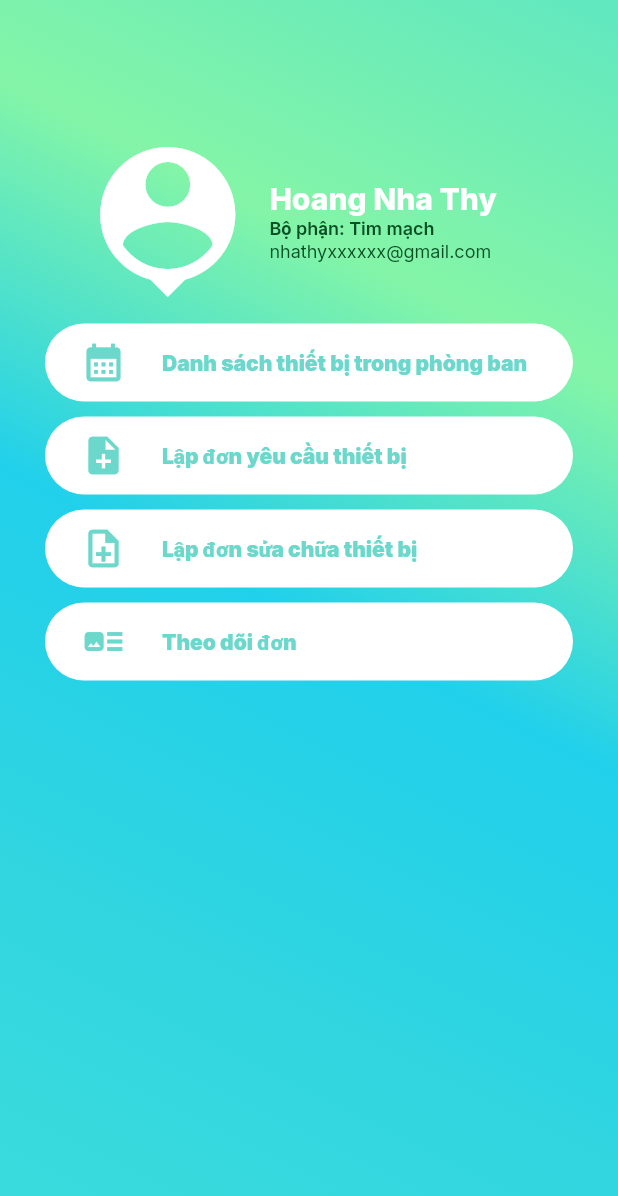
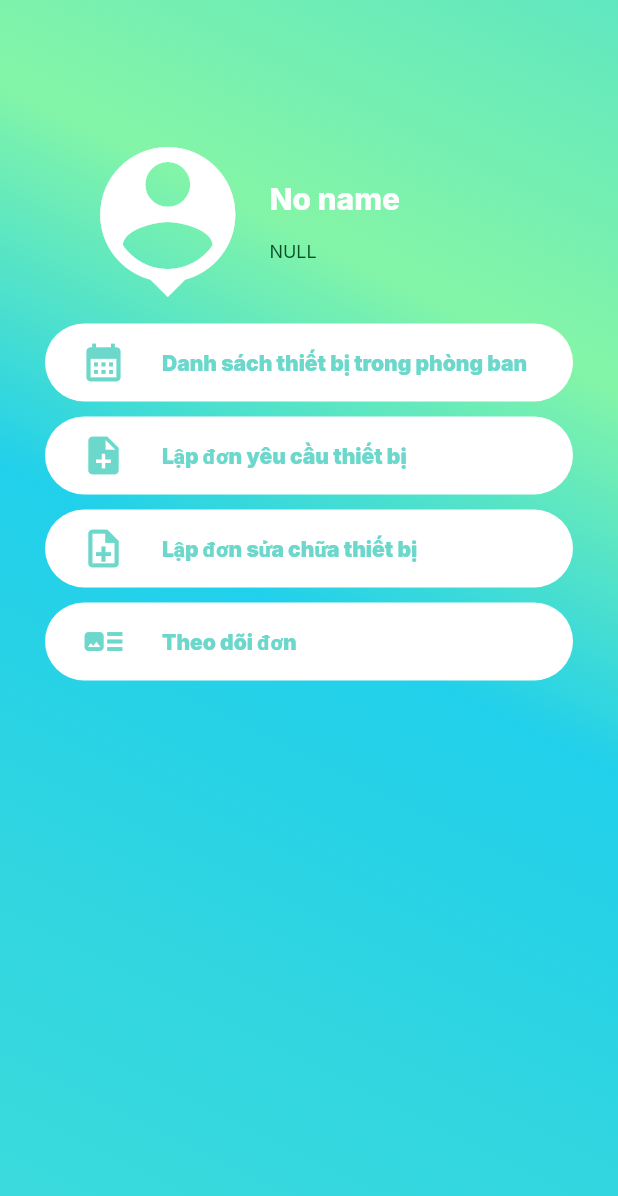
Before and after one commit to nguyenlee0910/mea, a Flutter app: the HomePage screen opened by its route, on a phone screen of 412 x 824 dp. Shown: the top 1196 px of the screen. Run offline on Flutter 3.47's test engine with Material 2 defaults, Android fonts, the phone set to English and light mode, and no system bars; our stand-ins replace dio, envied, firebase_analytics, firebase_core, firebase_crashlytics, flutter_native_splash and 7 more; missing offline and left inert: dio_cache_interceptor, dio_http2_adapter, firebase_performance, firebase_performance_dio; accounts and stored records are empty.

Commit message:
add user model

```diff
--- /dev/null
+++ b/lib/models/user_model.dart
@@ -0,0 +1,18 @@
+import 'package:freezed_annotation/freezed_annotation.dart';
+
+part 'user_model.freezed.dart';
+part 'user_model.g.dart';
+
+@freezed
+class UserModel with _$UserModel {
+  factory UserModel({
+    String? name,
+    String? email,
+    String? phone,
+    String? citizenId,
+    String? gender,
+  }) = _UserModel;
+
+  factory UserModel.fromJson(Map<String, dynamic> json) =>
+      _$UserModelFromJson(json);
+}
--- a/lib/presentations/Authencation/home.dart
+++ b/lib/presentations/Authencation/home.dart
@@ -1,10 +1,15 @@
+import 'dart:async';
+import 'dart:convert';
+
 import 'package:flutter/material.dart';
 import 'package:mea/constants.dart';
 import 'package:mea/models/cell_data.dart';
 import 'package:mea/presentations/Equipment/equipiment_detail.dart';
 import 'package:mea/presentations/Equipment/equipment.dart';
 import 'package:mea/presentations/Request/equipment_request.dart';
+import 'package:shared_preferences/shared_preferences.dart';
 
+import '../../models/user_model.dart';
 import '../../widgets/circle_avatar.dart';
 import '../../widgets/white_tableCell.dart';
 
@@ -48,6 +53,25 @@ class HomePage extends StatefulWidget {
 }
 
 class _HomePageState extends State<HomePage> {
+  UserModel userModel = UserModel();
+  String departmentName = '';
+
+  Future<void> getData() async {
+    SharedPreferences prefs = await SharedPreferences.getInstance();
+    Map<String, dynamic> data =
+        jsonDecode(prefs.getString('userData')!) as Map<String, dynamic>;
+    setState(() {
+      userModel = UserModel.fromJson(data);
+      departmentName = prefs.getString('departmentName') ?? "NULL";
+    });
+  }
+
+  @override
+  void initState() {
+    super.initState();
+    getData();
+  }
+
   @override
   Widget build(BuildContext context) {
     return Scaffold(
@@ -57,7 +81,11 @@ class _HomePageState extends State<HomePage> {
         child: Column(
           crossAxisAlignment: CrossAxisAlignment.start,
           children: <Widget>[
-            const CircleAvatarWithName(),
+            CircleAvatarWithName(
+              name: userModel.name ?? 'No name',
+              email: userModel.email,
+              deparmentName: departmentName,
+            ),
             ListView.builder(
               physics: const NeverScrollableScrollPhysics(),
               shrinkWrap: true,
--- a/lib/presentations/UserManagement/user_edit.dart
+++ b/lib/presentations/UserManagement/user_edit.dart
@@ -1,8 +1,12 @@
+import 'dart:convert';
+
 import 'package:flutter/material.dart';
 import 'package:go_router/go_router.dart';
 import 'package:mea/widgets/custom_textfield.dart';
+import 'package:shared_preferences/shared_preferences.dart';
 
 import '../../constants.dart';
+import '../../models/user_model.dart';
 
 class UserEditProfilePage extends StatefulWidget {
   const UserEditProfilePage({super.key});
@@ -15,18 +19,35 @@ class UserEditProfilePage extends StatefulWidget {
 class _UserEditProfilePageState extends State<UserEditProfilePage> {
   final genderList = ['Nam', 'Nữ'];
   final roleList = ['Nhân viên', 'Giám đốc'];
-  final departmentList = ['Tim mạch', 'Sản phụ khoa'];
+  List<String> departmentList = ['Tim mạch', 'Sản phụ khoa'];
 
   String _gender = '';
   String _role = '';
   String _department = '';
+  String _name = '';
+
+  UserModel userModel = UserModel();
+  String departmentName = '';
+
+  Future<void> getData() async {
+    SharedPreferences prefs = await SharedPreferences.getInstance();
+    Map<String, dynamic> data =
+        jsonDecode(prefs.getString('userData')!) as Map<String, dynamic>;
+    setState(() {
+      userModel = UserModel.fromJson(data);
+      departmentName = prefs.getString('departmentName') ?? "NULL";
+      departmentList.insert(0, departmentName);
+      _gender = userModel.gender == "MALE" ? genderList.first : genderList.last;
+      _role = roleList.first;
+      _department = departmentList.first;
+      _name = userModel.name ?? 'NULL';
+    });
+  }
 
   @override
   void initState() {
     super.initState();
-    _gender = genderList.first;
-    _role = roleList.first;
-    _department = departmentList.first;
+    getData();
   }
 
   @override
@@ -69,10 +90,11 @@ class _UserEditProfilePageState extends State<UserEditProfilePage> {
                 ),
                 child: Padding(
                   padding: const EdgeInsets.all(12),
-                  child: Column(children: [
+                  child: Column(
+                    children: [
                       buildEditable(
                         titleText: 'Tên:',
-                      initiaValue: 'Hoang Thanh Thao',
+                        initiaValue: _name,
                         onChange: (value) {},
                       ),
                       const SizedBox(
@@ -80,7 +102,7 @@ class _UserEditProfilePageState extends State<UserEditProfilePage> {
                       ),
                       buildEditable(
                         titleText: 'Email:',
-                      initiaValue: 'nguyenle@gmail.com',
+                        initiaValue: userModel.email ?? 'NULL',
                         onChange: (value) {},
                       ),
                       const SizedBox(
@@ -88,7 +110,7 @@ class _UserEditProfilePageState extends State<UserEditProfilePage> {
                       ),
                       buildEditable(
                         titleText: 'SDT:',
-                      initiaValue: '012345678',
+                        initiaValue: userModel.phone ?? 'NULL',
                         onChange: (value) {},
                       ),
                       const SizedBox(
@@ -96,7 +118,7 @@ class _UserEditProfilePageState extends State<UserEditProfilePage> {
                       ),
                       buildEditable(
                         titleText: 'CCCD:',
-                      initiaValue: '1712200117270',
+                        initiaValue: userModel.citizenId ?? 'NULL',
                         onChange: (value) {},
                       ),
                       const SizedBox(
@@ -141,7 +163,8 @@ class _UserEditProfilePageState extends State<UserEditProfilePage> {
                       const SizedBox(
                         height: 12,
                       ),
-                  ],),
+                    ],
+                  ),
                 ),
               ),
             )
--- a/lib/services/department_api.dart
+++ b/lib/services/department_api.dart
@@ -1,7 +1,6 @@
 import 'dart:convert';
 import 'dart:io';
 
-import 'package:dio/dio.dart';
 import 'package:flutter/foundation.dart';
 import 'package:http/http.dart' as http;
 import 'package:mea/env.dart';
--- a/lib/widgets/circle_avatar.dart
+++ b/lib/widgets/circle_avatar.dart
@@ -1,9 +1,15 @@
 import 'package:flutter/material.dart';
 
 class CircleAvatarWithName extends StatelessWidget {
-  const CircleAvatarWithName({
+  CircleAvatarWithName({
+    required this.name,
+    this.deparmentName,
+    this.email,
     super.key,
   });
+  final String name;
+  String? deparmentName;
+  String? email;
 
   @override
   Widget build(BuildContext context) {
@@ -23,14 +29,14 @@ class CircleAvatarWithName extends StatelessWidget {
             ),
           ),
         ),
-        const Padding(
+        Padding(
           padding: EdgeInsets.only(top: 80, right: 60),
           child: Column(
             crossAxisAlignment: CrossAxisAlignment.start,
             children: [
               Text(
-                'Hoang Nha Thy',
-                style: TextStyle(
+                name,
+                style: const TextStyle(
                   color: Colors.white,
                   fontSize: 20,
                   fontFamily: 'Inter',
@@ -39,7 +45,7 @@ class CircleAvatarWithName extends StatelessWidget {
                 ),
               ),
               Text(
-                'Bộ phận: Tim mạch',
+                deparmentName ?? "NULL",
                 style: TextStyle(
                   color: Color(0xFF074E23),
                   fontSize: 12,
@@ -49,7 +55,7 @@ class CircleAvatarWithName extends StatelessWidget {
                 ),
               ),
               Text(
-                'nhathyxxxxxx@gmail.com',
+                email ?? "NULL",
                 style: TextStyle(
                   color: Color(0xFF074E23),
                   fontSize: 12,
```
Also changed, not shown: lib/presentations/Authencation/login.dart (+22 -5 lines), lib/presentations/Request/equipment_request.dart (+4 -4 lines), lib/presentations/UserManagement/user_management.dart (+28 -1 lines), lib/models/user_model.freezed.dart (added), lib/models/user_model.g.dart (added). Lines whose indentation alone changed are shown as unchanged.
